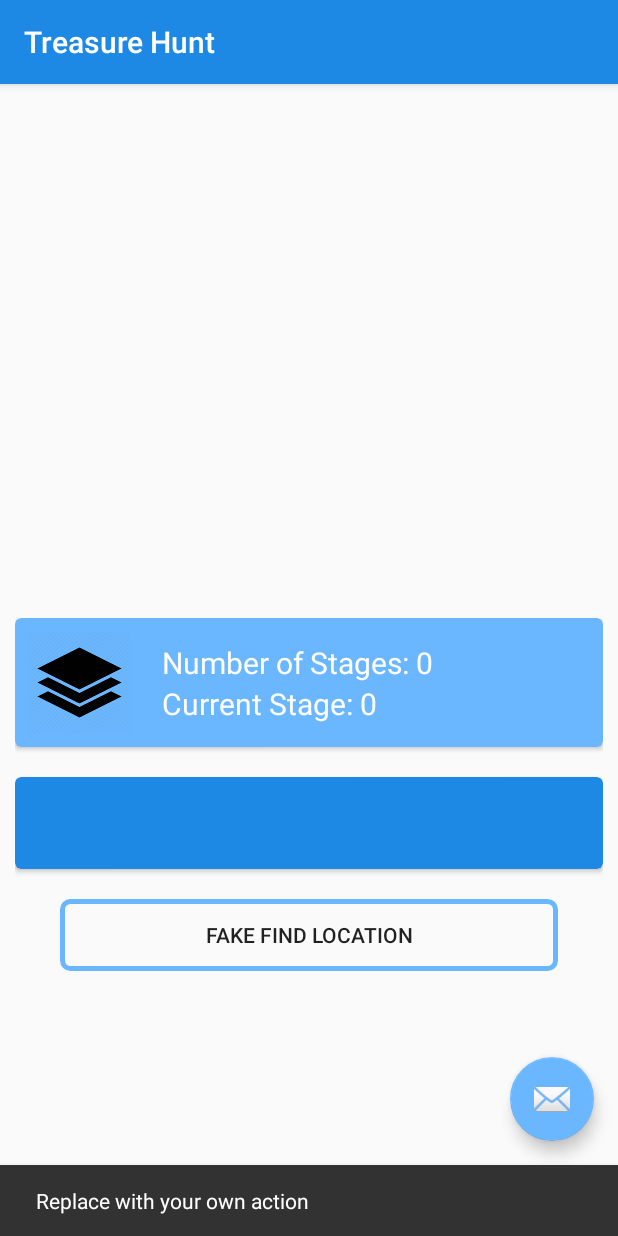
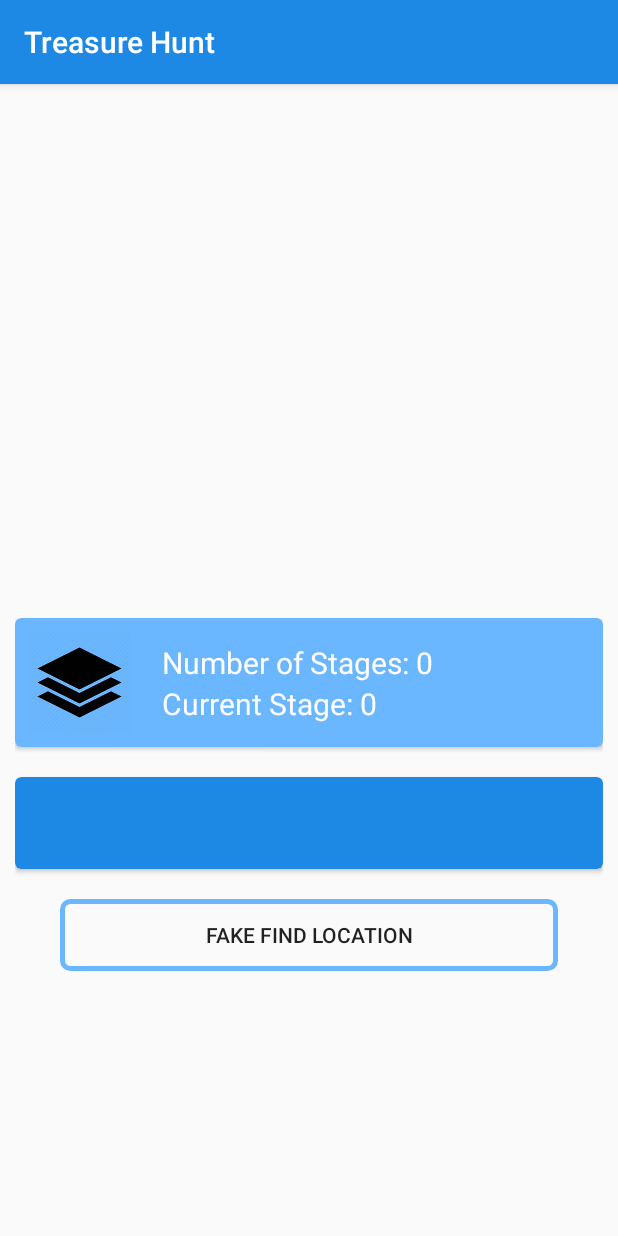
Before and after one commit to GavinFitzgerald94/campusQuest, an Android app: the TreasureHunt screen opened directly, with no data from a screen before it, after a tap on "FAKE FIND LOCATION", on a phone screen of 412 x 824 dp. Run offline under Robolectric (Android 15) with nearby library versions, the phone set to English and light mode, and no system bars; 15 statements that could not run were skipped; 1 other tap on this screen came first.

Commit message:
removed fab from treasure hunt page

```diff
--- a/app/src/main/java/com/example/campusquest/DatabaseDataWorker.java
+++ b/app/src/main/java/com/example/campusquest/DatabaseDataWorker.java
@@ -23,8 +23,8 @@ public class DatabaseDataWorker {
         insertClue("CL01", "QU01", "Go here to celebrate the end of days.", 53.308400f, -6.221913f, 1);
         insertClue("CL02", "QU01", "UCD's sorting hat.", 53.306741f, -6.221380f, 2);
         insertClue("CL03", "QU01", "A modern day tower of babel.", 53.306220f, -6.220468f, 3);
-        insertClue("CL04", "QU01", "Tucked away on a little path behind... Alexandria was famous for having one of these, ", 53.305928f, -6.224306f, 4);
-        insertClue("CL05", "QU01", "West of dinosaur bones", 53.308320f, -6.225765f, 5);
+        insertClue("CL04", "QU01", "Alexandria was famous for having one of these.", 53.305928f, -6.224306f, 4);
+        insertClue("CL05", "QU01", "West of dinosaur bones.", 53.308320f, -6.225765f, 5);
     }
 
    public void insertTestStats(){
--- a/app/src/main/java/com/example/campusquest/TreasureHunt.java
+++ b/app/src/main/java/com/example/campusquest/TreasureHunt.java
@@ -15,8 +15,6 @@ import android.os.AsyncTask;
 import android.os.Bundle;
 import android.support.annotation.NonNull;
 import android.support.annotation.Nullable;
-import android.support.design.widget.FloatingActionButton;
-import android.support.design.widget.Snackbar;
 import android.support.v4.app.ActivityCompat;
 import android.support.v7.app.AppCompatActivity;
 import android.support.v7.widget.Toolbar;
@@ -63,8 +61,8 @@ import java.util.concurrent.TimeUnit;
 
 import cn.pedant.SweetAlert.SweetAlertDialog;
 
-import static com.example.campusquest.CampusQuestDatabaseContract.*;
 import static com.example.campusquest.CampusQuestDatabaseContract.CluesInfoEntry;
+import static com.example.campusquest.CampusQuestDatabaseContract.UserCharacterInfoEntry;
 import static com.example.campusquest.CampusQuestDatabaseContract.UserQuestsInfoEntry;
 import static com.example.campusquest.DataManager.getInstance;
 
@@ -129,15 +127,6 @@ public class TreasureHunt extends AppCompatActivity implements
         mTotalStage = bundle.getInt("totalStage");
 
         loadViewContent();
-
-        FloatingActionButton fab = (FloatingActionButton) findViewById(R.id.fab);
-        fab.setOnClickListener(new View.OnClickListener() {
-            @Override
-            public void onClick(View view) {
-                Snackbar.make(view, "Replace with your own action", Snackbar.LENGTH_LONG)
-                        .setAction("Action", null).show();
-            }
-        });
 
 //        mButtonViewToday = (Button) findViewById(R.id.view_today);
 //        //Sets listener for onClick event
--- a/app/src/main/res/layout/activity_treasure_hunt.xml
+++ b/app/src/main/res/layout/activity_treasure_hunt.xml
@@ -22,12 +22,4 @@
 
     <include layout="@layout/content_treasure_hunt" />
 
-    <android.support.design.widget.FloatingActionButton
-        android:id="@+id/fab"
-        android:layout_width="wrap_content"
-        android:layout_height="wrap_content"
-        android:layout_gravity="bottom|end"
-        android:layout_margin="@dimen/fab_margin"
-        app:srcCompat="@android:drawable/ic_dialog_email" />
-
 </android.support.design.widget.CoordinatorLayout>
--- a/app/src/main/res/layout/content_treasure_hunt.xml
+++ b/app/src/main/res/layout/content_treasure_hunt.xml
@@ -93,8 +93,6 @@
                 android:text="Clue" />
         </android.support.v7.widget.CardView>
 
-
-
         <Button
             android:id="@+id/fakeClueFound"
             android:layout_width="match_parent"
@@ -105,5 +103,4 @@
             android:onClick="fakeFindClueLocation"
             android:text="Fake Find Location" />
     </LinearLayout>
-
 </LinearLayout>
```
Also changed, not shown: app/src/main/res/layout/treasure_hunt.xml (+0 -8 lines).
